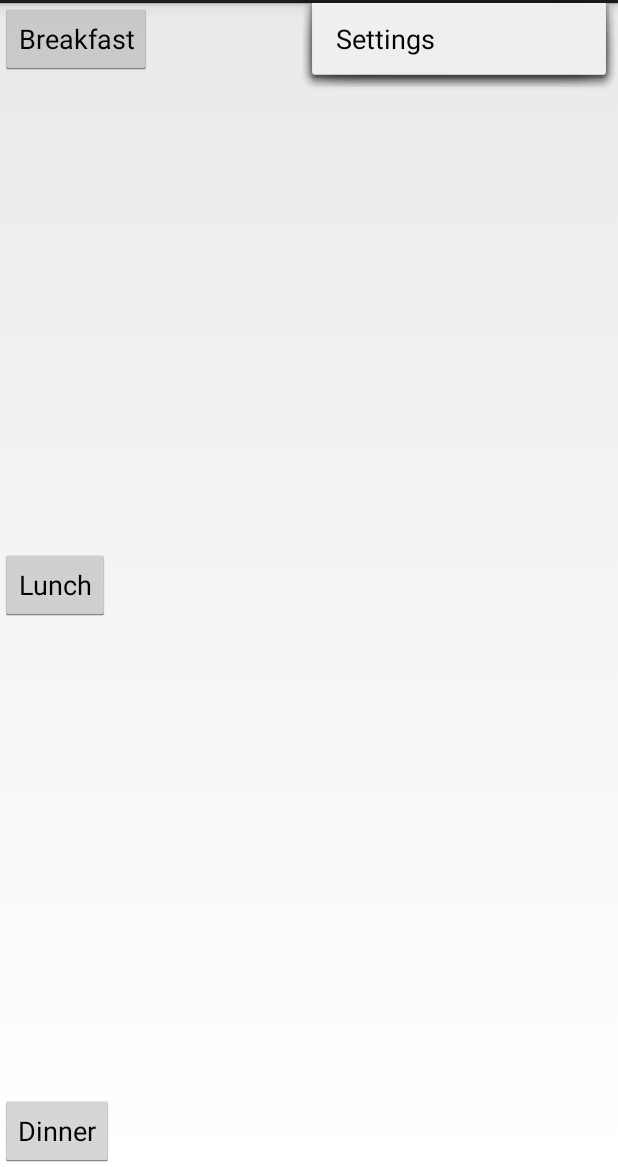
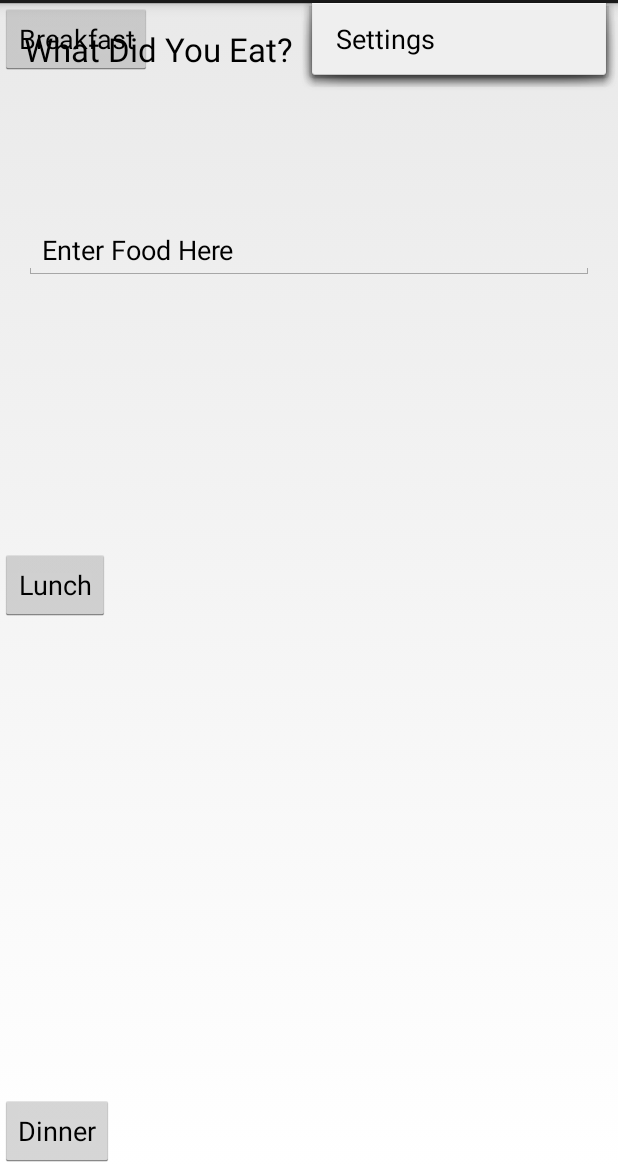
Before and after one commit to xiaoqin2012/nutrition1, an Android app: the NutritionTracker screen opened directly, with no data from a screen before it, with the options menu open, on a phone screen of 412 x 824 dp, the part 69-1236 px from its top. Run offline under Robolectric (Android 15) with nearby library versions, the light colour scheme and no system bars; 3 statements that could not run were skipped.

Commit message:
checkpoint 1

```diff
--- a/NutritionTracker/NutritionTracker/app/src/main/java/net/tigerparents/nut/NutritionTracker.java
+++ b/NutritionTracker/NutritionTracker/app/src/main/java/net/tigerparents/nut/NutritionTracker.java
@@ -8,6 +8,8 @@ import android.view.Menu;
 import android.view.MenuItem;
 import android.view.View;
 import android.view.ViewGroup;
+import android.widget.ArrayAdapter;
+import android.widget.AutoCompleteTextView;
 
 
 public class NutritionTracker extends Activity {
@@ -16,15 +18,24 @@ public class NutritionTracker extends Activity {
     protected void onCreate(Bundle savedInstanceState) {
         super.onCreate(savedInstanceState);
         setContentView(R.layout.activity_nutrition_tracker);
-        if (false) {
-            if (savedInstanceState == null) {
-                getFragmentManager().beginTransaction()
-                        .add(R.id.container, new PlaceholderFragment())
-                        .commit();
-            }
+        if (savedInstanceState == null) {
+            getFragmentManager().beginTransaction()
+                    .add(R.id.container, new PlaceholderFragment())
+                    .commit();
         }
+        AutoCompleteTextView food_tv = (AutoCompleteTextView) findViewById(R.id.food_entry_tv);
+        String[] food_names = getResources().getStringArray(R.array.food_array_0);
+        ArrayAdapter<String> adapter =
+                new ArrayAdapter<String>(this, android.R.layout.simple_list_item_1,
+                        food_names);
+        food_tv.setAdapter(adapter);
     }
 
+    public void onBreakfastButton(View view) {
+        getFragmentManager().beginTransaction()
+                .add(R.id.container, new PlaceholderFragment())
+                .commit();
+    }
 
     @Override
     public boolean onCreateOptionsMenu(Menu menu) {
--- a/NutritionTracker/NutritionTracker/app/src/main/res/layout/activity_nutrition_tracker.xml
+++ b/NutritionTracker/NutritionTracker/app/src/main/res/layout/activity_nutrition_tracker.xml
@@ -11,7 +11,8 @@
         android:layout_height="wrap_content"
         android:text="Breakfast"
         android:id="@+id/breakfast_button"
-        android:layout_gravity="left|top" />
+        android:layout_gravity="left|top"
+        android:onClick="onBreakfastButton" />
 
     <Button
         android:layout_width="wrap_content"
--- a/NutritionTracker/NutritionTracker/app/src/main/res/layout/fragment_main.xml
+++ b/NutritionTracker/NutritionTracker/app/src/main/res/layout/fragment_main.xml
@@ -8,4 +8,26 @@
     android:paddingBottom="@dimen/activity_vertical_margin"
     tools:context="net.tigerparents.nut.NutritionTracker$PlaceholderFragment">
 
+    <AutoCompleteTextView
+        android:layout_width="wrap_content"
+        android:layout_height="wrap_content"
+        android:text="Enter Food Here"
+        android:id="@+id/food_entry_tv"
+        android:layout_alignParentTop="true"
+        android:layout_alignParentLeft="true"
+        android:layout_alignParentStart="true"
+        android:layout_marginTop="129dp"
+        android:layout_alignParentRight="true"
+        android:layout_alignParentEnd="true"
+        android:editable="true" />
+
+    <TextView
+        android:layout_width="wrap_content"
+        android:layout_height="wrap_content"
+        android:textAppearance="?android:attr/textAppearanceLarge"
+        android:text="What Did You Eat?"
+        android:id="@+id/textView"
+        android:layout_alignParentTop="true"
+        android:layout_alignParentLeft="true"
+        android:layout_alignParentStart="true" />
 </RelativeLayout>
```
